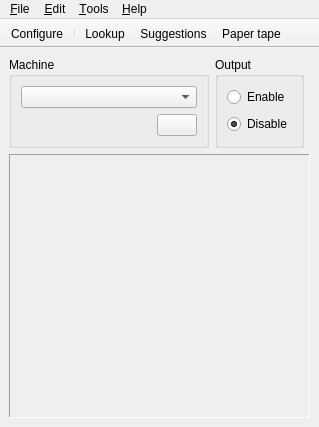
Qt form plover/gui_qt/main_window.ui (openstenoproject/plover) before a commit.
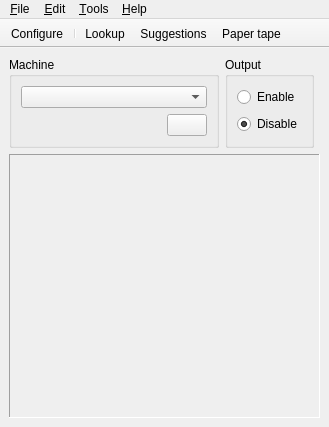
The same form after that commit. Icons and pictures are not drawn.

Commit message: gui_qt/main_window: change "Show/Hide" to "Show" only

```diff
--- a/plover/gui_qt/main_window.ui
+++ b/plover/gui_qt/main_window.ui
@@ -9,7 +9,7 @@
    <rect>
     <x>0</x>
     <y>0</y>
-    <width>319</width>
+    <width>329</width>
     <height>427</height>
    </rect>
   </property>
@@ -105,8 +105,8 @@
         <rect>
          <x>0</x>
          <y>0</y>
-         <width>301</width>
-         <height>245</height>
+         <width>311</width>
+         <height>233</height>
         </rect>
        </property>
       </widget>
@@ -151,8 +151,8 @@
     <rect>
      <x>0</x>
      <y>0</y>
-     <width>319</width>
-     <height>19</height>
+     <width>329</width>
+     <height>25</height>
     </rect>
    </property>
    <widget class="QMenu" name="menu_File">
```
Left out of the diff: 15 changed lines with no effect on the pictures. The commit also changes 2 other files.
